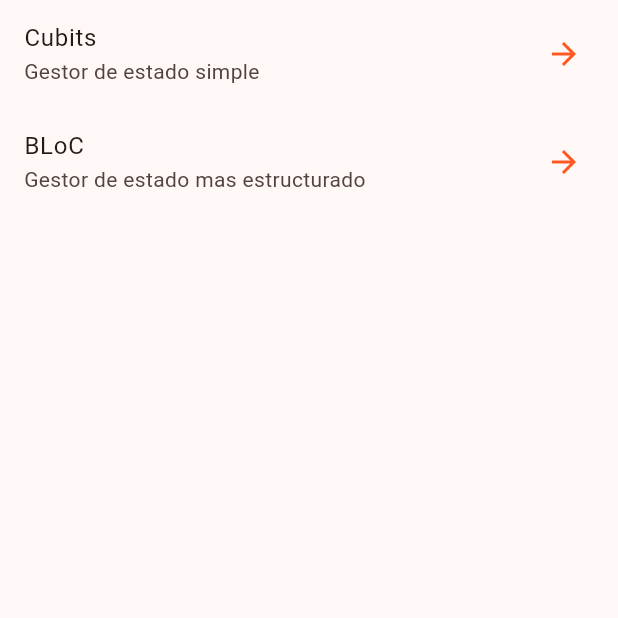
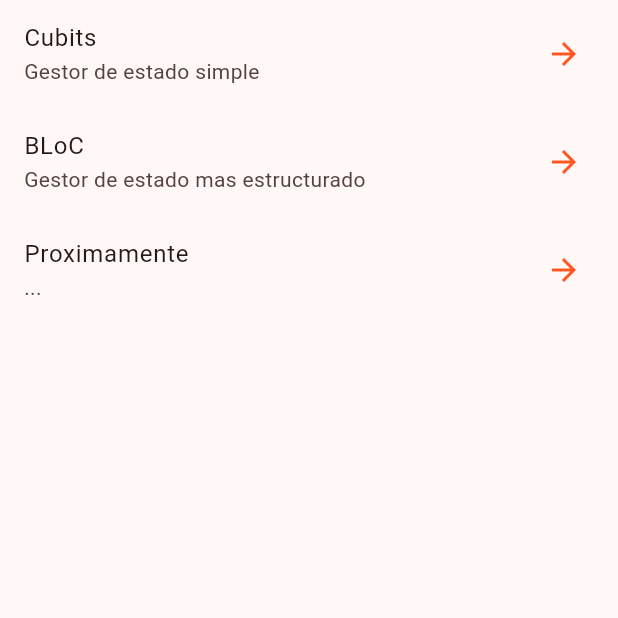
Before and after one commit to anthonny340/flutter-forms_app, a Flutter app: the screen it shows after launch, on a phone screen of 412 x 824 dp, the top half of it. Run offline on Flutter 3.47's test engine with Material 3 defaults, Android fonts, the phone set to English and light mode, and no system bars; our stand-ins replace equatable, flutter_bloc, go_router.

Commit message:
home_screen: modificado para agregar mas rutas

```diff
--- a/lib/presentation/screens/home_screen.dart
+++ b/lib/presentation/screens/home_screen.dart
@@ -21,6 +21,13 @@ class HomeScreen extends StatelessWidget {
             trailing: Icon(Icons.arrow_forward),
             onTap: () => context.push('/counter-bloc'),
           ),
+          Padding(padding: EdgeInsets.symmetric(horizontal: 10)),
+          ListTile(
+            title: Text('Proximamente'),
+            subtitle: const Text('...'),
+            trailing: Icon(Icons.arrow_forward),
+            onTap: () {},
+          ),
         ],
       ),
     );
```
